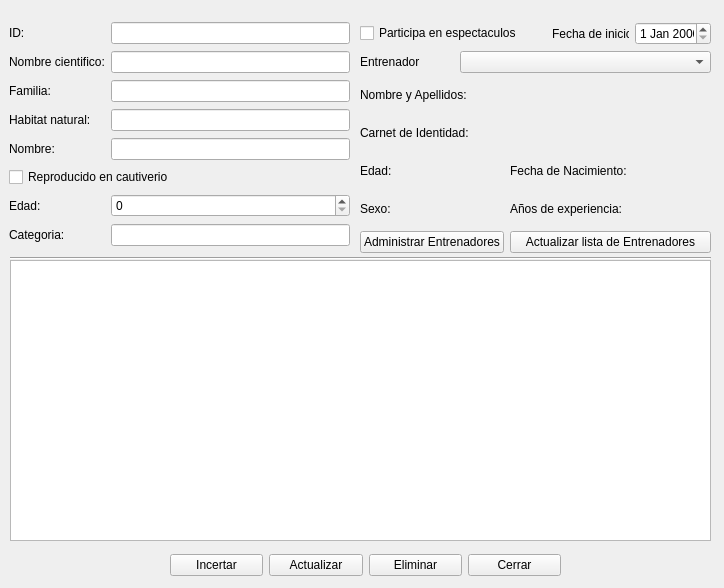
This is vista/ui/animal_acuatico.ui in daeran84/Acuario as Qt 5 draws it before an edit. The edited form follows.
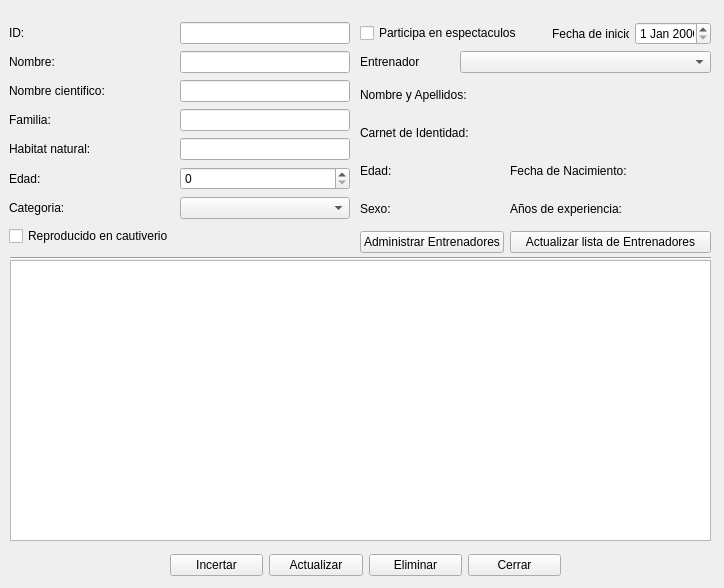
This is the edited form.

What changed in the file:
```diff
--- a/vista/ui/animal_acuatico.ui
+++ b/vista/ui/animal_acuatico.ui
@@ -58,25 +58,18 @@
     </rect>
    </property>
    <layout class="QGridLayout" name="gridLayout_animal_acuatico">
-    <item row="1" column="1">
+    <item row="2" column="1">
      <widget class="QLineEdit" name="txt_nombre_cientifico"/>
     </item>
-    <item row="1" column="0">
+    <item row="2" column="0">
      <widget class="QLabel" name="label_3">
       <property name="text">
        <string>Nombre cientifico:</string>
       </property>
      </widget>
     </item>
-    <item row="2" column="0">
-     <widget class="QLabel" name="label_2">
-      <property name="text">
-       <string>Familia:</string>
-      </property>
-     </widget>
-    </item>
-    <item row="0" column="1">
-     <widget class="QLineEdit" name="txt_id"/>
+    <item row="3" column="1">
+     <widget class="QLineEdit" name="txt_familia"/>
     </item>
     <item row="0" column="0">
      <widget class="QLabel" name="label">
@@ -85,62 +78,72 @@
       </property>
      </widget>
     </item>
-    <item row="3" column="1">
+    <item row="4" column="1">
      <widget class="QLineEdit" name="txt_habitat_natural">
       <property name="text">
        <string/>
       </property>
      </widget>
     </item>
-    <item row="2" column="1">
-     <widget class="QLineEdit" name="txt_familia"/>
-    </item>
     <item row="3" column="0">
+     <widget class="QLabel" name="label_2">
+      <property name="text">
+       <string>Familia:</string>
+      </property>
+     </widget>
+    </item>
+    <item row="0" column="1">
+     <widget class="QLineEdit" name="txt_id"/>
+    </item>
+    <item row="7" column="1">
+     <widget class="QSpinBox" name="txt_edad"/>
+    </item>
+    <item row="4" column="0">
      <widget class="QLabel" name="label_4">
       <property name="text">
        <string>Habitat natural:</string>
       </property>
      </widget>
     </item>
-    <item row="4" column="1">
-     <widget class="QLineEdit" name="txt_nombre">
-      <property name="text">
-       <string/>
-      </property>
-     </widget>
-    </item>
-    <item row="6" column="1">
-     <widget class="QSpinBox" name="txt_edad"/>
-    </item>
-    <item row="4" column="0">
-     <widget class="QLabel" name="label_5">
-      <property name="text">
-       <string>Nombre:</string>
-      </property>
-     </widget>
-    </item>
-    <item row="7" column="1">
-     <widget class="QLineEdit" name="txt_categoria">
-      <property name="text">
-       <string/>
-      </property>
-     </widget>
-    </item>
     <item row="7" column="0">
+     <widget class="QLabel" name="label_6">
+      <property name="text">
+       <string>Edad:</string>
+      </property>
+     </widget>
+    </item>
+    <item row="8" column="0">
      <widget class="QLabel" name="label_7">
       <property name="text">
        <string>Categoria:</string>
       </property>
      </widget>
     </item>
-    <item row="6" column="0">
-     <widget class="QLabel" name="label_6">
+    <item row="8" column="1">
+     <widget class="QComboBox" name="comboBox">
+      <property name="focusPolicy">
+       <enum>Qt::ClickFocus</enum>
+      </property>
+      <property name="editable">
+       <bool>false</bool>
+      </property>
+     </widget>
+    </item>
+    <item row="1" column="0">
+     <widget class="QLabel" name="label_5">
       <property name="text">
-       <string>Edad:</string>
+       <string>Nombre:</string>
       </property>
      </widget>
     </item>
-    <item row="5" column="0" colspan="2">
+    <item row="1" column="1">
+     <widget class="QLineEdit" name="txt_nombre">
+      <property name="text">
+       <string/>
+      </property>
+     </widget>
+    </item>
+    <item row="9" column="0">
      <widget class="QCheckBox" name="check_cautiverio">
       <property name="text">
        <string>Reproducido en cautiverio</string>
```
Left out of the diff: 14 changed lines with no effect on the pictures.
